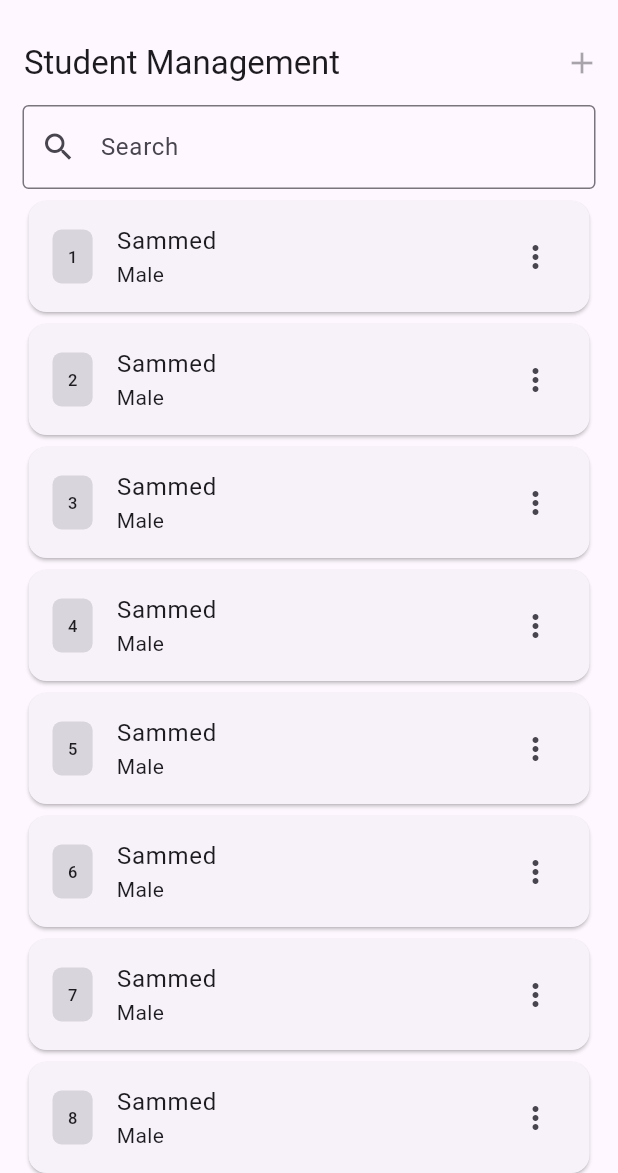
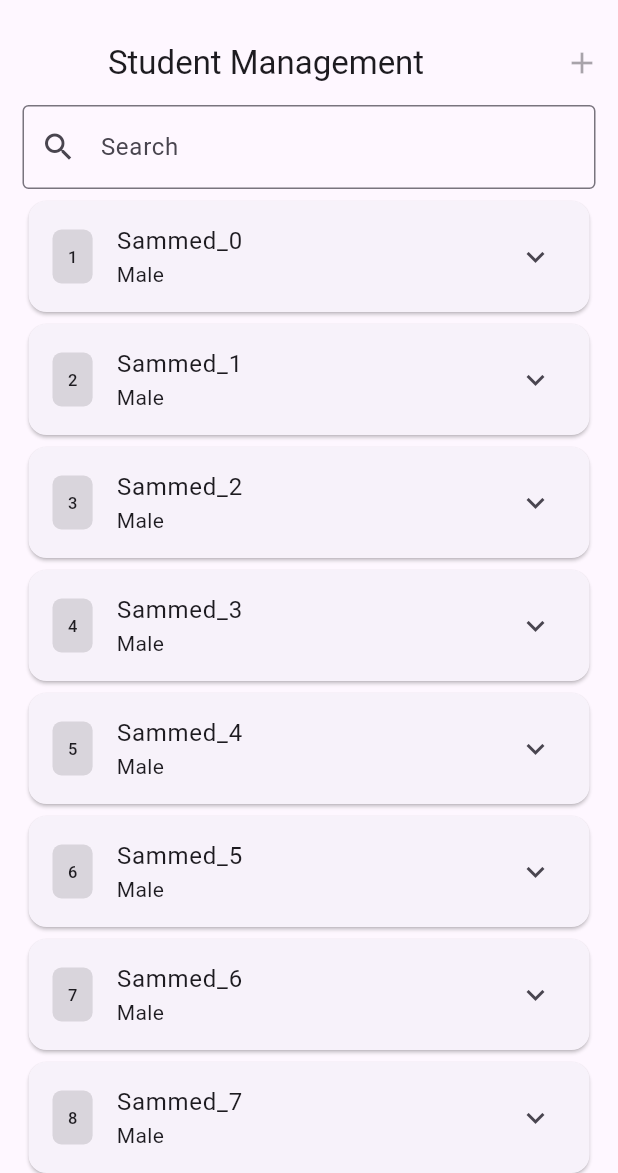
Before and after one commit to amazingsammed/datatablex, a Flutter app: the screen it shows after launch, on a phone screen of 412 x 824 dp, the part 63-1236 px from its top. Run offline on Flutter 3.47's test engine with Material 3 defaults, Android fonts, the light colour scheme and no system bars.

Commit message:
deprecated isbutton and button property

```diff
--- a/example/lib/main.dart
+++ b/example/lib/main.dart
@@ -17,6 +17,7 @@
           title: const Text('DataTableX Example'),
         ),
         body: DataTableX(
+          refreshButton: Container(),
           title: 'Student Management',
           maxRows: 100,
           heads: [
@@ -24,25 +25,42 @@
             TableHead(title: 'Gender', id: 'gender'),
             TableHead(title: 'Dob', id: 'dob'),
             TableHead(title: 'Guardian', id: 'gr'),
-            TableHead(title: 'Contact', id: 'grc'),
-            TableHead(title: 'Action', id: 'button',isbutton: true,button: (item){
+            TableHead(title: 'Action', id: 'button', widget: (item) {
               return Icon(Icons.more_vert);
-            }),
+                }),
+            TableHead(
+                title: 'Contact',
+                id: 'grc',
+                widget: (item) {
+
+                  return Container(
+                    padding: EdgeInsets.all(5),
+                    decoration: BoxDecoration(
+                        borderRadius: BorderRadius.circular(12),
+                        color: Colors.red),
+                    child: Text(item['grc']),
+                  );
+                }),
+
           ],
           titleWidget: Row(
-            children: [
-              BasicButton(title: "Add")
-            ],
+            children: [BasicButton(title: "Add Button")],
           ),
-           //selecteditems: (a){},
-          items: List.generate(20, (i){return {
-            'name': "Sammed",
-            'gender': "Male",
-            'dob': "2013",
-            'gr': "Mr.James",
-            'grc': "+233 34567890",
+         // selecteditems: (a){},
+          items: List.generate(20, (i) {
+            return {
+              'name': "Sammed_$i",
+              'gender': "Male",
+              'dob': "2013",
+              'gr': "Mr.James",
+              'grc': "+233 34567890",
+            };
+          }),
+          lastRow: {
+            'name': "Total",
 
-          };}),
+            'gr': "400",
+          },
         ),
       ),
     );
--- a/lib/src/datalisting.dart
+++ b/lib/src/datalisting.dart
@@ -1,3 +1,5 @@
+
+// ignore_for_file: deprecated_member_use_from_same_package
 
 import 'package:datatablex/datatablex.dart';
 
@@ -16,6 +18,7 @@
   final Function(List<Map>)? selecteditems;
   final List<TableHead> heads;
   final List items;
+  final Map<String,dynamic>? lastRow;
   final Widget? titleWidget;
   final Widget? refreshButton;
   final TableOptions? tableOptions;
@@ -30,7 +33,7 @@
         required this.items,
         this.titleWidget,
         this.selecteditems,
-        this.tableOptions, this.refreshButton, this.dataTableTheme, this.maxRows = 50});
+        this.tableOptions, this.refreshButton, this.dataTableTheme, this.maxRows = 50,  this.lastRow});
 
   @override
   State<DataTableX> createState() => _DataTableXState();
@@ -241,6 +244,7 @@
                                 }, dataTableTheme: widget.dataTableTheme,
                               ),
                               ItemListBody(
+                                lastRow: widget.lastRow,
                                 maxRows: widget.maxRows,
                                 dataTableTheme: widget.dataTableTheme,
                                 selecteditem: widget.selecteditems,
--- a/lib/src/model/tablehead.dart
+++ b/lib/src/model/tablehead.dart
@@ -5,23 +5,41 @@
   final String title;
   final String id;
   final int size;
+  @Deprecated(
+    'Use widget instead. '
+    'This is not required anymore',
+  )
   final bool isbutton;
   final bool isTitle;
   final bool isSubtitle;
   final TableHeadType type;
   final double width;
+  @Deprecated(
+    'Use widget instead. '
+    'This feature was deprecated',
+  )
   final Widget? Function(Map<String, dynamic> data)? button;
+  final Widget? Function(Map<String, dynamic> data)? widget;
 
   TableHead({
     required this.title,
     required this.id,
     this.size = 1,
     this.width = 200.0,
+    @Deprecated(
+      'Use widget instead. '
+      'This is not required anymore',
+    )
     this.isbutton = false,
     this.isTitle = false,
     this.isSubtitle = false,
     this.type = TableHeadType.string,
+    @Deprecated(
+      'Use widget instead. '
+      'This feature was deprecated',
+    )
     this.button,
+    this.widget,
   });
 }
 
```
Also changed, not shown: lib/src/form/itembody.dart (+66 -1 lines).
